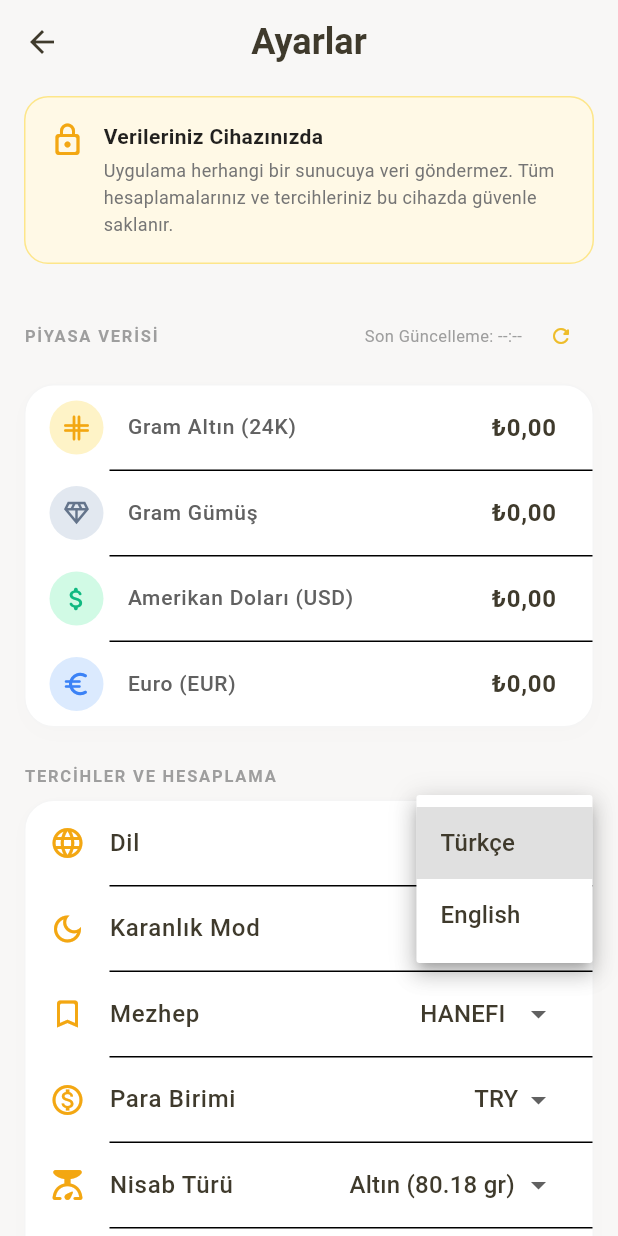
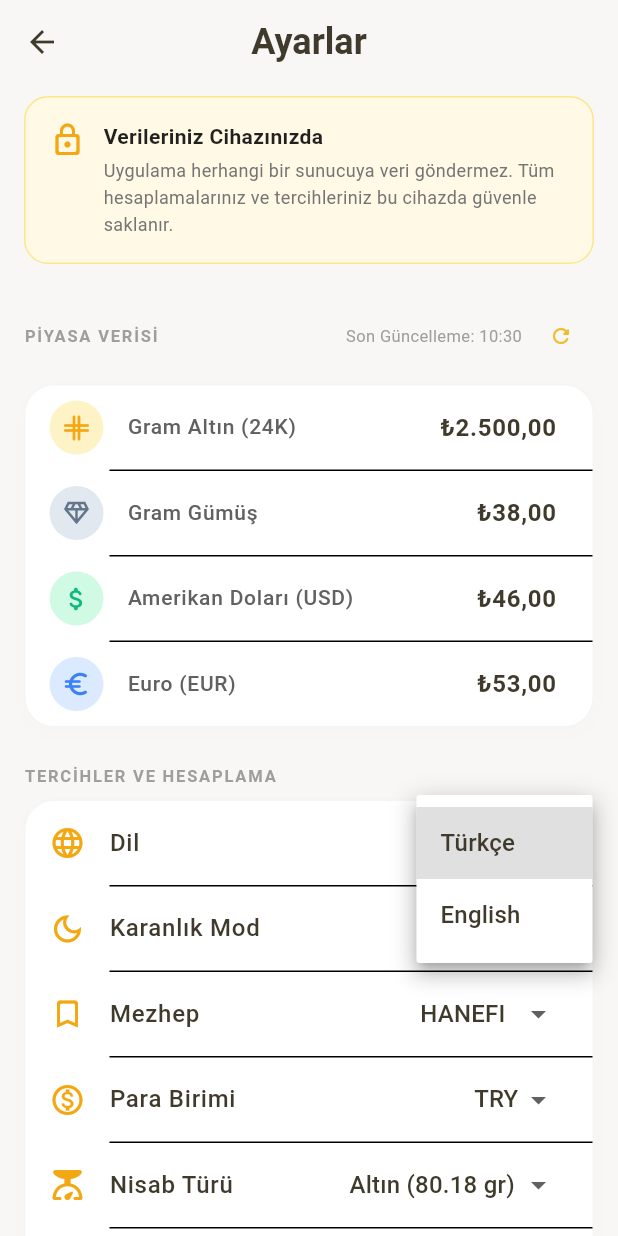
Before and after one commit to SefaYilmaz0/Zekat-App-Mobile, a Flutter app: the SettingsScreen screen opened directly, after a tap on "Türkçe", on a phone screen of 412 x 824 dp. Run offline on Flutter 3.47's test engine with Material 3 defaults, Android fonts, the phone set to English and light mode, and no system bars; our stand-ins replace dio, flutter_riverpod, go_router, hijri, hive, hive_flutter and 4 more; accounts and stored records are empty; network calls fail.

Commit message:
refactor: extract ZakatCalculatorService and cache exchange rates via Hive

```diff
--- a/lib/features/exchange_rates/data/exchange_rate_repository.dart
+++ b/lib/features/exchange_rates/data/exchange_rate_repository.dart
@@ -1,4 +1,5 @@
 import 'package:dio/dio.dart';
+import 'package:hive_flutter/hive_flutter.dart';
 import '../domain/exchange_rate_model.dart';
 
 abstract class ExchangeRateService {
@@ -99,17 +100,36 @@ class ExchangeRateRepository {
   ];
 
   Future<List<ExchangeRateModel>> getRates() async {
+    final box = Hive.box<ExchangeRateModel>('exchange_rates');
+
     for (final service in services) {
       try {
         final rates = await service.fetchRates();
         if (rates.isNotEmpty) {
           final hasGold = rates.any((r) => r.currencyCode == 'GOLD');
           if (hasGold || service == services.last) {
+            // Save successful rates to Hive
+            for (var rate in rates) {
+              box.put(rate.currencyCode, rate);
+            }
             return rates;
           }
         }
       } catch (_) {}
     }
-    return [];
+
+    // If we reach here, all services failed or we have no internet.
+    // Try to get from local cache.
+    if (box.isNotEmpty) {
+      return box.values.toList();
+    }
+
+    // Extreme fallback if everything fails and we have no cache.
+    return [
+      ExchangeRateModel(currencyCode: 'USD', currencyName: 'Amerikan Doları', buyingPrice: 46.0, sellingPrice: 46.0, lastUpdate: DateTime.now()),
+      ExchangeRateModel(currencyCode: 'EUR', currencyName: 'Euro', buyingPrice: 53.0, sellingPrice: 53.0, lastUpdate: DateTime.now()),
+      ExchangeRateModel(currencyCode: 'GOLD', currencyName: 'Gram Altın', buyingPrice: 2500.0, sellingPrice: 2500.0, lastUpdate: DateTime.now()),
+      ExchangeRateModel(currencyCode: 'SILVER', currencyName: 'Gram Gümüş', buyingPrice: 38.0, sellingPrice: 38.0, lastUpdate: DateTime.now()),
+    ];
   }
 }
--- a/lib/features/exchange_rates/domain/exchange_rate_model.dart
+++ b/lib/features/exchange_rates/domain/exchange_rate_model.dart
@@ -1,8 +1,22 @@
+import 'package:hive_flutter/hive_flutter.dart';
+
+part 'exchange_rate_model.g.dart';
+
+@HiveType(typeId: 8)
 class ExchangeRateModel {
+  @HiveField(0)
   final String currencyCode;
+
+  @HiveField(1)
   final String currencyName;
+
+  @HiveField(2)
   final double buyingPrice;
+
+  @HiveField(3)
   final double sellingPrice;
+
+  @HiveField(4)
   final DateTime lastUpdate;
 
   ExchangeRateModel({
--- a/lib/main.dart
+++ b/lib/main.dart
@@ -12,6 +12,7 @@ import 'core/providers/app_state_provider.dart';
 import 'core/presentation/main_layout.dart';
 import 'features/assets/domain/asset_model.dart';
 import 'features/history/domain/history_model.dart';
+import 'features/exchange_rates/domain/exchange_rate_model.dart';
 
 import 'features/onboarding/presentation/welcome_screen.dart';
 import 'features/onboarding/presentation/sect_selection_screen.dart';
@@ -30,10 +31,12 @@ void main() async {
   Hive.registerAdapter(NisabTypeAdapter());
   Hive.registerAdapter(AppStateAdapter());
   Hive.registerAdapter(HistoryModelAdapter());
+  Hive.registerAdapter(ExchangeRateModelAdapter());
 
   await Hive.openBox<AppState>('appState');
   await Hive.openBox<AssetModel>('assets');
   await Hive.openBox<HistoryModel>('history');
+  await Hive.openBox<ExchangeRateModel>('exchange_rates');
   await Hive.openBox('settings');
 
   runApp(const ProviderScope(child: ZekatApp()));
```
Also changed, not shown: lib/features/calculator/domain/zakat_calculator_service.dart (added, +111 -0 lines), lib/features/calculator/presentation/calculator_provider.dart (+14 -81 lines), lib/features/exchange_rates/domain/exchange_rate_model.g.dart (added).
